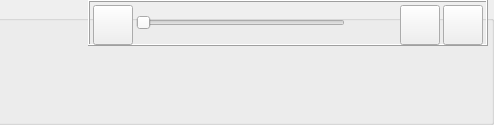
The window that DMHelper/src/soundboardframegroupbox.ui (MMetze/DMHelper) describes before a commit, drawn with Qt 5; both pictures show x 212 to 706 and y 0 to 125 of the 706 by 125 pixel window.
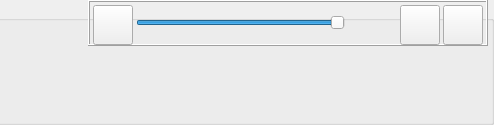
The same window after the commit. Icons and pictures are not drawn.

```diff
--- a/DMHelper/src/soundboardframegroupbox.ui
+++ b/DMHelper/src/soundboardframegroupbox.ui
@@ -119,6 +119,12 @@
         <height>15</height>
        </size>
       </property>
+      <property name="maximum">
+       <number>100</number>
+      </property>
+      <property name="value">
+       <number>100</number>
+      </property>
       <property name="orientation">
        <enum>Qt::Horizontal</enum>
       </property>
```
